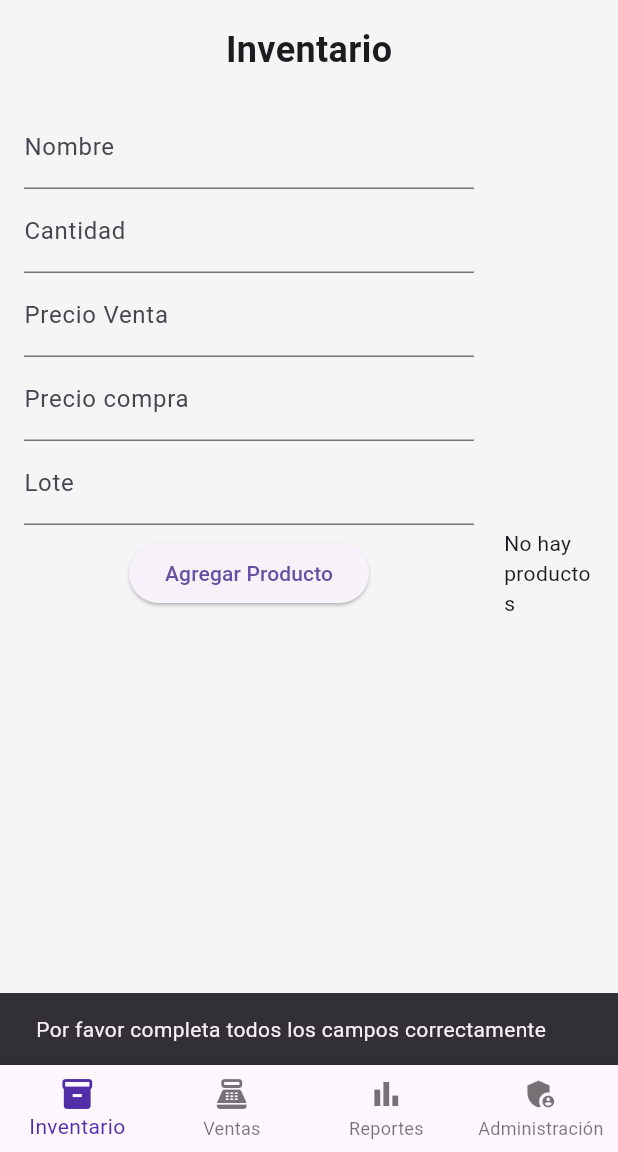
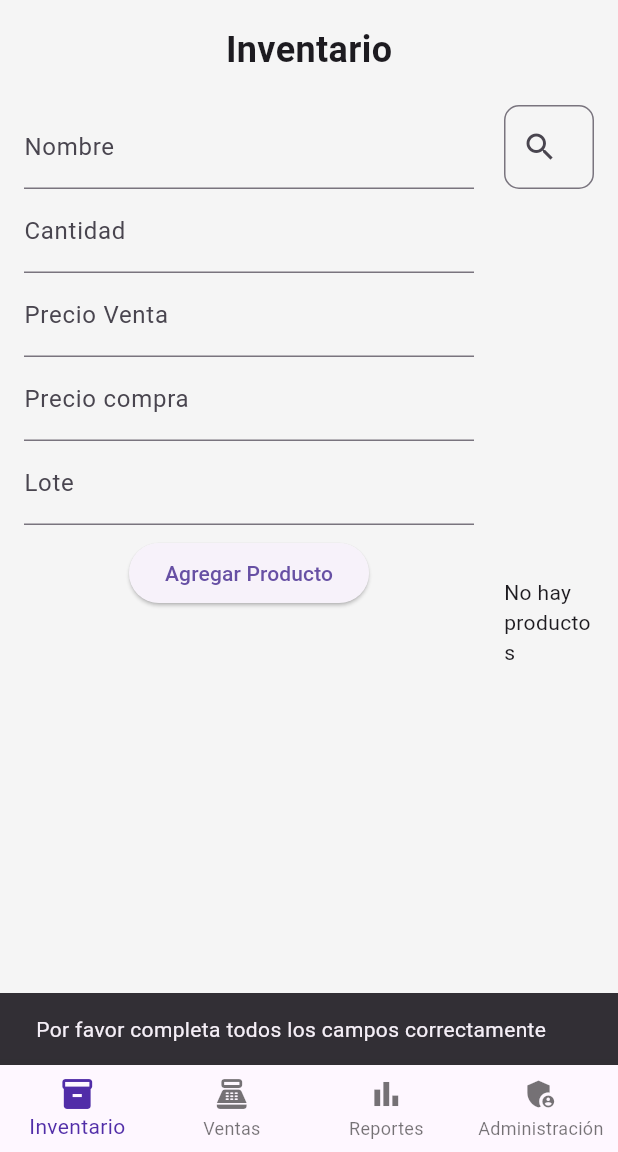
Before and after one commit to Schrei01/valinor_ludoteca, a Flutter app: the screen it shows after launch, after a tap on "Agregar Producto", on a phone screen of 412 x 824 dp, the part 84-1236 px from its top. Run offline on Flutter 3.47's test engine with Material 3 defaults, Android fonts, the light colour scheme and no system bars; our stand-ins replace sqflite_common_ffi; accounts and stored records are empty.

Commit message:
Barra de busqueda

```diff
--- a/lib/db/database_helper.dart
+++ b/lib/db/database_helper.dart
@@ -23,11 +23,12 @@ class DatabaseHelper {
     _database = await databaseFactory.openDatabase(
       path,
       options: OpenDatabaseOptions(
-        version: 9,
+        version: 10,
         onCreate: (db, version) async {
           await _createDB(db, version);
           await _createDBCaja(db, version);
           await _createDBNequi(db, version);
+          await _createDBCajaMayor(db, version);
         },
         onUpgrade: (db, oldVersion, newVersion) async {
           await _upgradeDB(db, oldVersion, newVersion);
@@ -170,6 +171,15 @@ class DatabaseHelper {
       // Crear nueva tabla "caja_mayor"
       await _createDBCajaMayor(db, newVersion);
     }
+
+    // Insertar registro inicial si está vacía
+    final result = await db.query('caja_mayor');
+    if (result.isEmpty) {
+      await db.insert('caja_mayor', {
+        'total': 0,
+        'fecha': DateTime.now().toIso8601String(),
+      });
+    }
   }
 
 
@@ -205,10 +215,16 @@ class DatabaseHelper {
   }
 }
 
-  // Obtener lista de productos
+  // Obtener lista de productos (solo los que tienen cantidad > 0)
   Future<List<Product>> getProducts() async {
     final db = await instance.database;
-    final maps = await db.query('products');
+
+    final maps = await db.query(
+      'products',
+      where: 'quantity > ?',
+      whereArgs: [0],
+    );
+
     return maps.map((map) => Product.fromMap(map)).toList();
   }
 
@@ -297,4 +313,4 @@ class DatabaseHelper {
     };
   }
 
-  }
+}
--- a/lib/main.dart
+++ b/lib/main.dart
@@ -1,8 +1,8 @@
 import 'package:flutter/material.dart';
 import 'package:provider/provider.dart';
-//import 'package:google_fonts/google_fonts.dart';
 import 'providers/cash_provider.dart';
 import 'providers/nequi_provider.dart';
+import 'providers/caja_provider.dart';
 import 'providers/accounts_provider.dart';
 import 'screens/inventario_screen.dart';
 import 'screens/ventas_screen.dart';
@@ -19,12 +19,16 @@ void main() async {
   final nequiProvider = NequiProvider();
   await nequiProvider.cargarNequi();
 
+  final cajaProvider = CajaMayorProvider();
+  await cajaProvider.cargarTotal();
+
   runApp(
     MultiProvider(
       providers: [
         ChangeNotifierProvider(create: (_) => AccountsProvider()),
         ChangeNotifierProvider.value(value: cashProvider),
         ChangeNotifierProvider.value(value: nequiProvider),
+        ChangeNotifierProvider.value(value: cajaProvider),
       ],
       child: const ValinorAppWrapper(),
     ),
--- /dev/null
+++ b/lib/providers/caja_provider.dart
@@ -0,0 +1,37 @@
+import 'package:flutter/material.dart';
+import '../db/database_helper.dart';
+
+class CajaMayorProvider with ChangeNotifier {
+  double _totalEnCajaMayor = 0.0;
+
+  double get totalEnCajaMayor => _totalEnCajaMayor;
+
+  Future<void> cargarTotal() async {
+    final db = await DatabaseHelper.instance.database;
+    final result = await db.query(
+      'caja_mayor',
+      orderBy: 'id DESC',
+      limit: 1,
+    );
+
+    if (result.isNotEmpty) {
+      _totalEnCajaMayor = (result.first['total'] as num).toDouble();
+    } else {
+      _totalEnCajaMayor = 0.0;
+    }
+
+    notifyListeners();
+  }
+
+  Future<void> agregarVenta(double monto) async {
+    final db = await DatabaseHelper.instance.database;
+    _totalEnCajaMayor += monto;
+
+    await db.insert('caja_mayor', {
+      'total': _totalEnCajaMayor,
+      'fecha': DateTime.now().toIso8601String(),
+    });
+
+    notifyListeners();
+  }
+}
--- a/lib/screens/administracion_screen.dart
+++ b/lib/screens/administracion_screen.dart
@@ -1,6 +1,7 @@
 import 'package:flutter/material.dart';
 import 'package:intl/intl.dart';
 import 'package:provider/provider.dart';
+import 'package:valinor_ludoteca_desktop/providers/caja_provider.dart';
 import 'package:valinor_ludoteca_desktop/providers/cash_provider.dart';
 import 'package:valinor_ludoteca_desktop/providers/nequi_provider.dart';
 
@@ -11,7 +12,7 @@ class AdministracionScreen extends StatelessWidget {
   Widget build(BuildContext context) {
     final caja = context.watch<CashProvider>().totalEnCaja; // escucha los cambios
     final nequi = context.watch<NequiProvider>().totalEnNequi; // escucha Nequi
-    final cajaMayor = 82028;
+    final cajaMayor = context.watch<CajaMayorProvider>().totalEnCajaMayor;
     final totalGeneral = caja + nequi + cajaMayor;
     final NumberFormat currencyFormat = NumberFormat("#,##0", "es_CO");
 
--- a/lib/screens/inventario_screen.dart
+++ b/lib/screens/inventario_screen.dart
@@ -19,16 +19,49 @@ class _InventarioScreenState extends State<InventarioScreen> {
   final _priceController = TextEditingController();
   final _purchasePriceController = TextEditingController();
   final _loteController = TextEditingController();
+  final TextEditingController _searchController = TextEditingController();
+
+  List<Product> _allProducts = [];
+  List<Product> _filteredProducts = [];
 
   @override
   void initState() {
     super.initState();
-    _loadProducts();
+    _productsFuture = _loadProducts(); // ✅ Inicialización inmediata
+    _searchController.addListener(() {
+      _filterProducts(_searchController.text);
+    });
   }
 
-  void _loadProducts() {
-    _productsFuture = DatabaseHelper.instance.getProducts();
+  Future<List<Product>> _loadProducts() async {
+    final products = await DatabaseHelper.instance.getProducts();
+
+    final filteredProducts = products.where((p) => p.quantity > 0).toList();
+
+    setState(() {
+      _allProducts = filteredProducts;
+      _filteredProducts = filteredProducts;
+    });
+
+    return filteredProducts;
   }
+
+  void _filterProducts(String query) {
+    final filtered = _allProducts.where((product) {
+      final nameLower = product.name.toLowerCase();
+      final searchLower = query.toLowerCase();
+      return nameLower.contains(searchLower);
+    }).toList();
+
+    setState(() => _filteredProducts = filtered);
+  }
+
+  void _refreshProducts() {
+    setState(() {
+      _productsFuture = _loadProducts(); // 🔄 Recarga productos actualizados
+    });
+  }
+
 
   Future<bool> _askPassword(BuildContext context) async {
     final controller = TextEditingController();
@@ -88,9 +121,7 @@ class _InventarioScreenState extends State<InventarioScreen> {
     _purchasePriceController.clear();
     _loteController.clear();
 
-    setState(() {
-      _loadProducts();
-    });
+    await _loadProducts();
   } catch (e) {
     // ignore: use_build_context_synchronously
     ScaffoldMessenger.of(context).showSnackBar(
@@ -147,11 +178,31 @@ class _InventarioScreenState extends State<InventarioScreen> {
 
                 const SizedBox(width: 20),
 
-                // 📜 LISTA DE PRODUCTOS
+                // 📜 LISTA + BUSCADOR
                 Expanded(
-                  child: ProductList(
-                    productsFuture: _productsFuture,
-                    onDeleteConfirmed: _loadProducts,
+                  child: Column(
+                    children: [
+                      // 🔍 BUSCADOR
+                      TextField(
+                        controller: _searchController,
+                        decoration: InputDecoration(
+                          hintText: 'Buscar producto...',
+                          prefixIcon: const Icon(Icons.search),
+                          border: OutlineInputBorder(
+                            borderRadius: BorderRadius.circular(10),
+                          ),
+                        ),
+                      ),
+                      const SizedBox(height: 10),
+
+                      // 📋 LISTA DE PRODUCTOS FILTRADOS
+                      Expanded(
+                        child: ProductList(
+                          products: _filteredProducts, // 👈 ahora usa la lista filtrada
+                          onDeleteConfirmed: _loadProducts,
+                        ),
+                      ),
+                    ],
                   ),
                 ),
               ],
--- a/lib/widgets/product_list_widget.dart
+++ b/lib/widgets/product_list_widget.dart
@@ -4,13 +4,13 @@ import 'package:valinor_ludoteca_desktop/db/database_helper.dart';
 import 'package:valinor_ludoteca_desktop/models/products.dart';
 
 class ProductList extends StatelessWidget {
-  final Future<List<Product>> productsFuture;
+    final List<Product> products;
     final VoidCallback onDeleteConfirmed;
     final NumberFormat _currencyFormat = NumberFormat("#,##0", "es_CO");
 
     ProductList({
       super.key,
-    required this.productsFuture,
+      required this.products,
       required this.onDeleteConfirmed,
     });
 
@@ -36,25 +36,18 @@ class ProductList extends StatelessWidget {
 
     @override
     Widget build(BuildContext context) {
-    return FutureBuilder<List<Product>>(
-      future: productsFuture,
-      builder: (context, snapshot) {
-        if (snapshot.connectionState == ConnectionState.waiting) {
-          return const Center(child: CircularProgressIndicator());
-        } else if (snapshot.hasError) {
-          return Center(child: Text('Error: ${snapshot.error}'));
-        } else if (!snapshot.hasData || snapshot.data!.isEmpty) {
+      if (products.isEmpty) {
         return const Center(child: Text('No hay productos'));
       }
-        // Sort products by name
-        final products = snapshot.data!..sort(
+
+      final sortedProducts = [...products]..sort(
         (a, b) => a.name.toLowerCase().compareTo(b.name.toLowerCase()),
       );
 
       return ListView.builder(
-          itemCount: products.length,
+        itemCount: sortedProducts.length,
         itemBuilder: (context, index) {
-            final p = products[index];
+          final p = sortedProducts[index];
           return ListTile(
             title: Text(p.name),
             subtitle: Text(
@@ -76,7 +69,5 @@ class ProductList extends StatelessWidget {
           );
         },
       );
-      },
-    );
     }
   }
```
Lines whose indentation alone changed are shown as unchanged.
